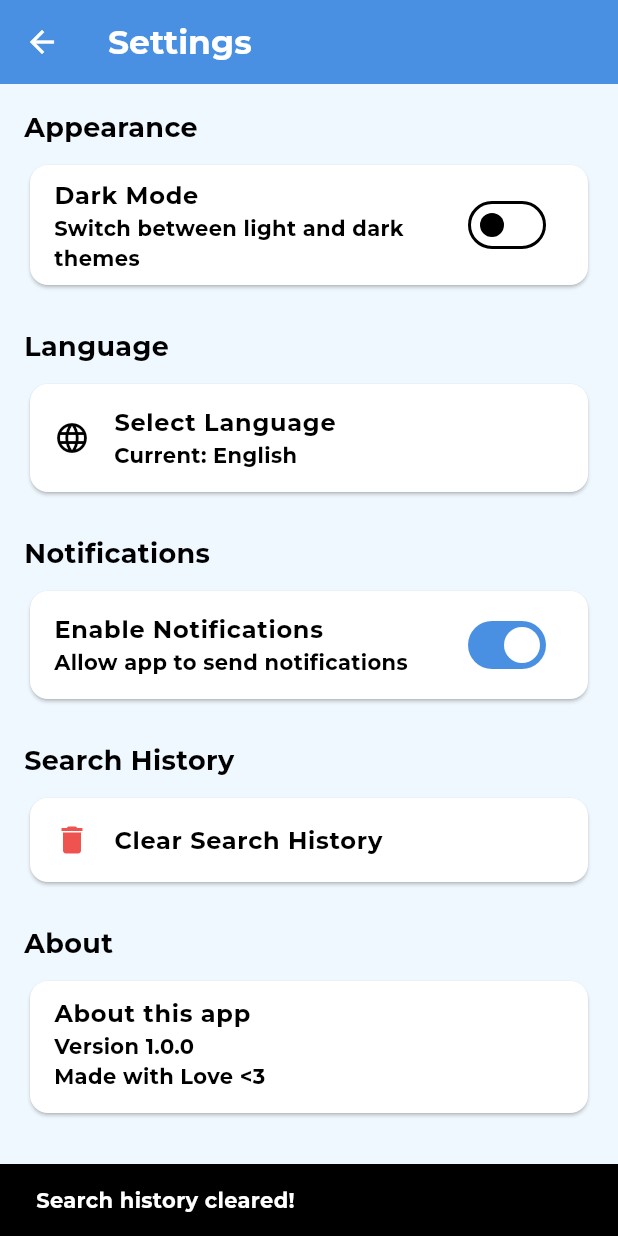
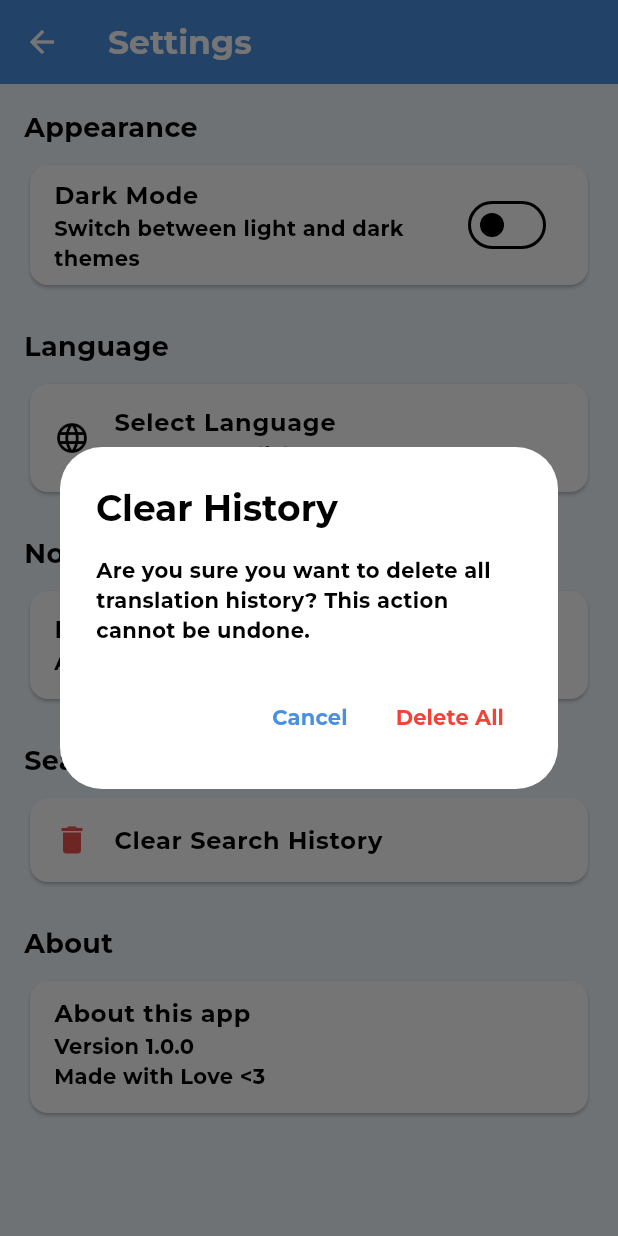
Before and after one commit to darjakolnenkova/translator_app, a Flutter app: the SettingsScreen screen opened directly with empty values, after a tap on "Clear Search History", on a phone screen of 412 x 824 dp. Run offline on Flutter 3.47's test engine with Material 3 defaults, Android fonts, the light colour scheme and no system bars; our stand-ins replace cloud_firestore, firebase_auth, firebase_core, flutter_local_notifications, flutter_svg, google_sign_in and 3 more; accounts and stored records are empty.

Commit message:
Implementation of the ClearSeacrhHistory button

```diff
--- a/lib/screens/settings_screen.dart
+++ b/lib/screens/settings_screen.dart
@@ -2,6 +2,7 @@ import 'package:flutter/material.dart';
 import 'package:flutter_local_notifications/flutter_local_notifications.dart';
 import 'package:flutter/foundation.dart' show defaultTargetPlatform, TargetPlatform;
 import 'package:permission_handler/permission_handler.dart';
+import '../services/history_service.dart';
 
 class SettingsScreen extends StatefulWidget {
   final Function(bool) onThemeChanged;
@@ -92,10 +93,44 @@ class _SettingsScreenState extends State<SettingsScreen> {
     );
   }
 
-  void _clearSearchHistory() {
-    ScaffoldMessenger.of(context).showSnackBar(
-      const SnackBar(content: Text('Search history cleared!')),
+  void _clearSearchHistory() async {
+    final confirmed = await showDialog<bool>(
+      context: context,
+      builder: (context) => AlertDialog(
+        title: const Text('Clear History'),
+        content: const Text('Are you sure you want to delete all translation history? This action cannot be undone.'),
+        actions: [
+          TextButton(
+            onPressed: () => Navigator.pop(context, false),
+            child: const Text('Cancel'),
+          ),
+          TextButton(
+            onPressed: () => Navigator.pop(context, true),
+            child: const Text(
+              'Delete All',
+              style: TextStyle(color: Colors.red),
+            ),
+          ),
+        ],
+      ),
     );
+
+    if (confirmed == true) {
+      try {
+        await HistoryService.clearAllHistory();
+        if (mounted) {
+          ScaffoldMessenger.of(context).showSnackBar(
+            const SnackBar(content: Text('History cleared successfully!')),
+          );
+        }
+      } catch (e) {
+        if (mounted) {
+          ScaffoldMessenger.of(context).showSnackBar(
+            SnackBar(content: Text('Failed to clear history: ${e.toString()}')),
+          );
+        }
+      }
+    }
   }
 
   void _showLanguagePicker() {
```
Also changed, not shown: lib/services/history_service.dart (+54 -12 lines), 2 other files.
